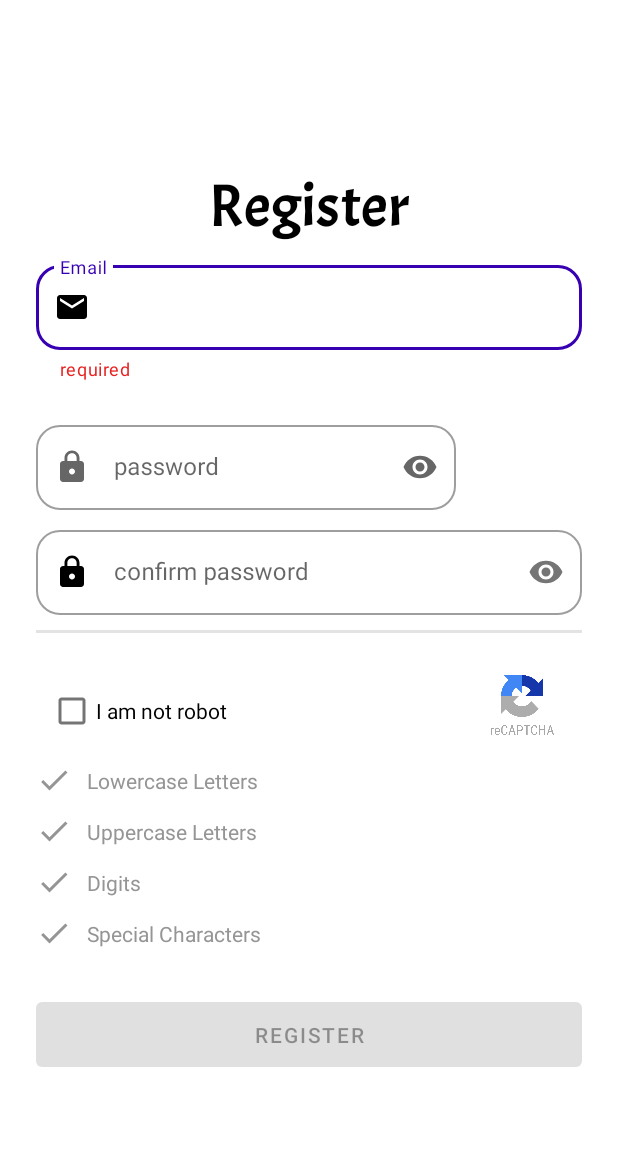
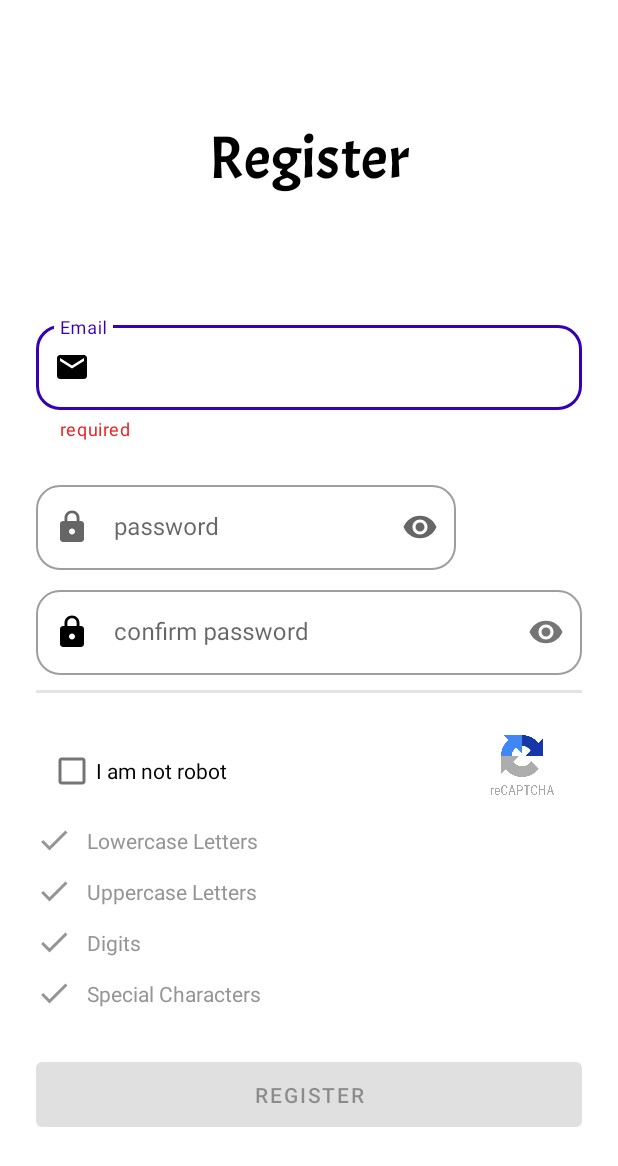
Before and after one commit to BibinaG/CaptchaApp, an Android app: the SignUp screen opened directly, with no data from a screen before it, on a phone screen of 412 x 824 dp. Shown: the top 1166 px of the screen. Run offline under Robolectric (Android 15) with nearby library versions, the phone set to English and light mode, and no system bars; our stand-ins replace Firebase (no records; nobody signed in at launch, a user with empty details on screens opened directly); Roboto replaces fonts that are not available here.

Commit message:
Added margin top

```diff
--- a/app/src/main/res/layout/activity_sign_up.xml
+++ b/app/src/main/res/layout/activity_sign_up.xml
@@ -12,7 +12,6 @@
         android:layout_width="wrap_content"
         android:layout_height="wrap_content"
         android:layout_marginHorizontal="@dimen/dp_8_x_3"
-        android:layout_marginTop="@dimen/dp_8_x_4"
         android:fontFamily="@font/acme"
         android:text="@string/register"
         android:textColor="@color/black"
@@ -27,7 +26,7 @@
         style="@style/OutlineTextInput"
         android:layout_width="0dp"
         android:layout_height="wrap_content"
-        android:layout_marginTop="@dimen/dp_8_x_1"
+        android:layout_marginTop="@dimen/dp_8_x_10"
         app:helperText="@string/required"
         app:helperTextTextColor="@color/red"
         app:layout_constraintEnd_toEndOf="parent"
```
